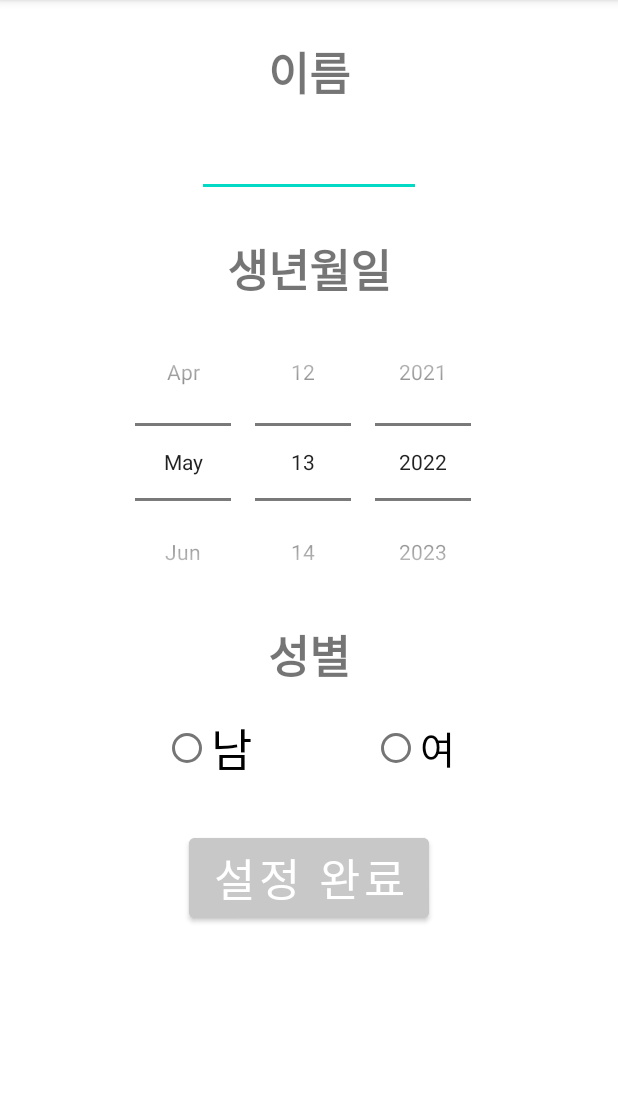
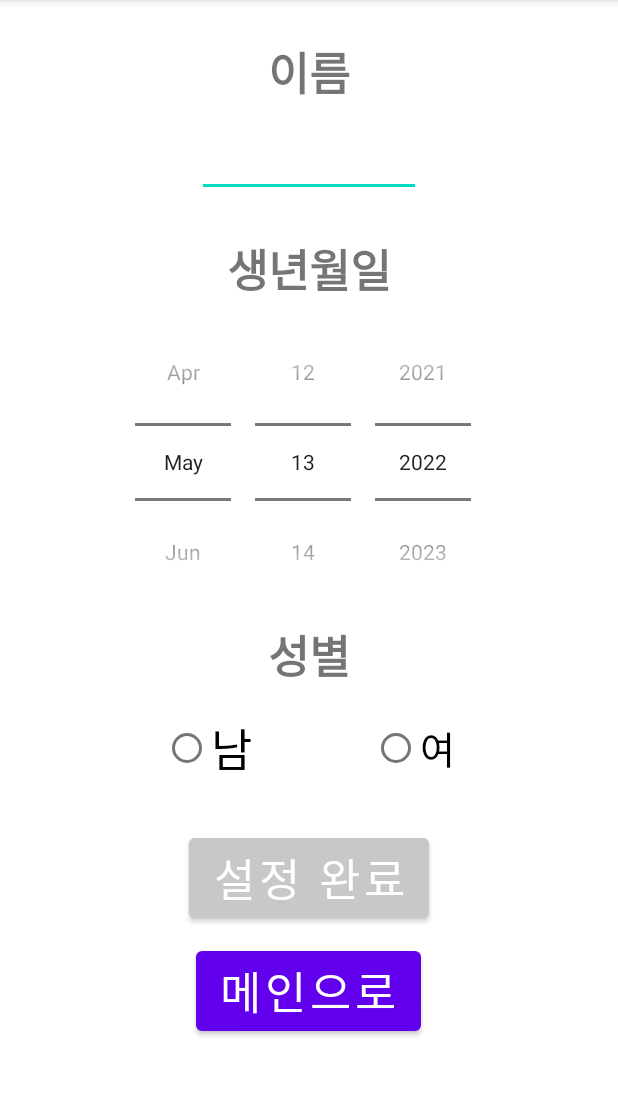
Before and after one commit to Medication-helper/Team_3_Medication-helper, an Android app: the userRegister screen opened directly, with no data from a screen before it, on a phone screen of 412 x 824 dp, the part 84-1180 px from its top. Run offline under Robolectric (Android 15) with nearby library versions, the phone set to English and light mode, and no system bars.

Commit message:
수정완료-안현종

```diff
--- a/app/src/main/java/com/cookandroid/medication_helper/userRegister.java
+++ b/app/src/main/java/com/cookandroid/medication_helper/userRegister.java
@@ -12,18 +12,19 @@ public class userRegister extends AppCompatActivity {
     @Override
     protected void onCreate(Bundle savedInstanceState){
         super.onCreate(savedInstanceState);
-        setContentView(R.layout.userinfo);
+        setContentView(R.layout.userregister);
         setTitle("Medication Helper");
 
-        Button button = findViewById(R.id.Btn);
-        button.setOnClickListener(new View.OnClickListener() {
+        Button btnComplete = (Button) findViewById(R.id.BtnComplete);
+        Button btnBack_userRegister = (Button) findViewById(R.id.BtnBack_userRegister);
+
+        btnBack_userRegister.setOnClickListener(new View.OnClickListener() {
             @Override
             public void onClick(View v) {
-                Intent myIntent = new Intent(userRegister.this, hompage.class);
-                startActivity(myIntent);
+                Intent BackToMain = new Intent(userRegister.this, MainActivity.class);
+                startActivity(BackToMain);
                 finish();
             }
         });
-
     }
 }
--- a/app/src/main/res/layout/userinfo.xml
+++ /dev/null
@@ -1,100 +0,0 @@
-<?xml version="1.0" encoding="utf-8"?>
-<LinearLayout xmlns:android="http://schemas.android.com/apk/res/android"
-    xmlns:app="http://schemas.android.com/apk/res-auto"
-    xmlns:tools="http://schemas.android.com/tools"
-    android:layout_width="match_parent"
-    android:layout_height="match_parent"
-    tools:context=".MainActivity"
-    android:orientation="vertical">
-
-    <TextView
-        android:layout_width="wrap_content"
-        android:layout_height="wrap_content"
-        android:id="@+id/V_name"
-        android:text = "이름"
-        android:layout_gravity="center"
-        android:layout_marginTop="25dp"
-        android:textSize="30dp"
-        android:textStyle="bold">
-    </TextView>
-
-    <EditText
-        android:layout_width="wrap_content"
-        android:layout_height="wrap_content"
-        android:id="@+id/E_name"
-        android:layout_gravity="center"
-        android:gravity="center"
-        android:layout_marginTop="15dp"
-        android:ems = "7">
-    </EditText>
-
-    <TextView
-        android:layout_width="wrap_content"
-        android:layout_height="wrap_content"
-        android:id="@+id/V_age"
-        android:text = "생년월일"
-        android:layout_gravity="center"
-        android:layout_marginTop="25dp"
-        android:textSize="30dp"
-        android:textStyle="bold">
-
-    </TextView>
-
-    <DatePicker
-        android:layout_width="wrap_content"
-        android:layout_height="wrap_content"
-        android:id="@+id/Birth"
-        android:datePickerMode="spinner"
-        android:calendarViewShown="false"
-        android:layout_gravity="center">s
-    </DatePicker>
-
-
-    <TextView
-        android:layout_width="wrap_content"
-        android:layout_height="wrap_content"
-        android:id="@+id/V_sex"
-        android:text = "성별"
-        android:layout_gravity="center"
-        android:textSize="30dp"
-        android:textStyle="bold">
-    </TextView>
-
-    <RadioGroup
-        android:layout_width="match_parent"
-        android:layout_height="wrap_content"
-        android:id="@+id/RG"
-        android:gravity="center"
-        android:layout_marginTop="15dp"
-        android:orientation="horizontal">
-
-    <RadioButton
-        android:layout_width="wrap_content"
-        android:layout_height="wrap_content"
-        android:id="@+id/RB_man"
-        android:text="남"
-        android:textSize="30dp"
-        android:layout_marginRight="80dp">
-    </RadioButton>
-    <RadioButton
-        android:layout_width="wrap_content"
-        android:layout_height="wrap_content"
-        android:text="여"
-        android:textSize="25dp"
-        android:id="@+id/RB_woman">
-    </RadioButton>
-
-    </RadioGroup>
-
-    <Button
-        android:layout_width="wrap_content"
-        android:layout_height="wrap_content"
-        android:id="@+id/Btn"
-        android:layout_marginTop="30dp"
-        android:layout_gravity="center"
-        android:text="설정 완료"
-        android:textSize="30dp"
-        android:backgroundTint="#c8c8c8">
-    </Button>
-
-</LinearLayout>
--- /dev/null
+++ b/app/src/main/res/layout/userregister.xml
@@ -0,0 +1,116 @@
+<?xml version="1.0" encoding="utf-8"?>
+<ScrollView xmlns:android="http://schemas.android.com/apk/res/android"
+    xmlns:app="http://schemas.android.com/apk/res-auto"
+    xmlns:tools="http://schemas.android.com/tools"
+    android:layout_width="match_parent"
+    android:layout_height="match_parent"
+    tools:context=".MainActivity"
+    android:orientation="vertical">
+
+    <LinearLayout
+        android:layout_width="fill_parent"
+        android:layout_height="fill_parent"
+        android:orientation="vertical" >
+
+        <TextView
+            android:layout_width="wrap_content"
+            android:layout_height="wrap_content"
+            android:id="@+id/V_name"
+            android:text = "이름"
+            android:layout_gravity="center"
+            android:layout_marginTop="25dp"
+            android:textSize="30dp"
+            android:textStyle="bold">
+        </TextView>
+
+        <EditText
+            android:layout_width="wrap_content"
+            android:layout_height="wrap_content"
+            android:id="@+id/E_name"
+            android:layout_gravity="center"
+            android:gravity="center"
+            android:layout_marginTop="15dp"
+            android:ems = "7">
+        </EditText>
+
+        <TextView
+            android:layout_width="wrap_content"
+            android:layout_height="wrap_content"
+            android:id="@+id/V_age"
+            android:text = "생년월일"
+            android:layout_gravity="center"
+            android:layout_marginTop="25dp"
+            android:textSize="30dp"
+            android:textStyle="bold">
+
+        </TextView>
+
+        <DatePicker
+            android:layout_width="wrap_content"
+            android:layout_height="wrap_content"
+            android:id="@+id/Birth"
+            android:datePickerMode="spinner"
+            android:calendarViewShown="false"
+            android:layout_gravity="center">s
+        </DatePicker>
+
+
+        <TextView
+            android:layout_width="wrap_content"
+            android:layout_height="wrap_content"
+            android:id="@+id/V_sex"
+            android:text = "성별"
+            android:layout_gravity="center"
+            android:textSize="30dp"
+            android:textStyle="bold">
+        </TextView>
+
+        <RadioGroup
+            android:layout_width="match_parent"
+            android:layout_height="wrap_content"
+            android:id="@+id/RG"
+            android:gravity="center"
+            android:layout_marginTop="15dp"
+            android:orientation="horizontal">
+
+            <RadioButton
+                android:layout_width="wrap_content"
+                android:layout_height="wrap_content"
+                android:id="@+id/RB_man"
+                android:text="남"
+                android:textSize="30dp"
+                android:layout_marginRight="80dp">
+            </RadioButton>
+            <RadioButton
+                android:layout_width="wrap_content"
+                android:layout_height="wrap_content"
+                android:text="여"
+                android:textSize="25dp"
+                android:id="@+id/RB_woman">
+            </RadioButton>
+
+        </RadioGroup>
+
+        <Button
+            android:layout_width="wrap_content"
+            android:layout_height="wrap_content"
+            android:id="@+id/BtnComplete"
+            android:layout_marginTop="30dp"
+            android:layout_gravity="center"
+            android:text="설정 완료"
+            android:textSize="30dp"
+            android:backgroundTint="#c8c8c8">
+        </Button>
+
+        <Button
+            android:layout_width="wrap_content"
+            android:layout_height="wrap_content"
+            android:id="@+id/BtnBack_userRegister"
+            android:layout_marginTop="10dp"
+            android:layout_gravity="center"
+            android:text="메인으로"
+            android:textSize="30dp">
+        </Button>
+    </LinearLayout>
+
+</ScrollView>
```
Also changed, not shown: app/src/main/java/com/cookandroid/medication_helper/dateRegister.java (+15 -1 lines), app/src/main/java/com/cookandroid/medication_helper/medicRegister.java (+5 -5 lines), app/src/main/java/com/cookandroid/medication_helper/timeRegister.java (+25 -1 lines), app/src/main/java/com/cookandroid/medication_helper/userList.java (+8 -5 lines), app/src/main/res/layout/main.xml (+9 -3 lines), app/src/main/res/layout/medicate_frequency.xml (+20 -3 lines), app/src/main/res/layout/medicationregister.xml (+16 -4 lines), app/src/main/res/layout/medicationstarttime.xml (+17 -4 lines), app/src/main/res/layout/medicinedate.xml (+23 -4 lines), app/src/main/res/layout/user_list.xml (deleted, +0 -58 lines), app/src/main/res/layout/userlist.xml (added, +74 -0 lines), 1 other file.
